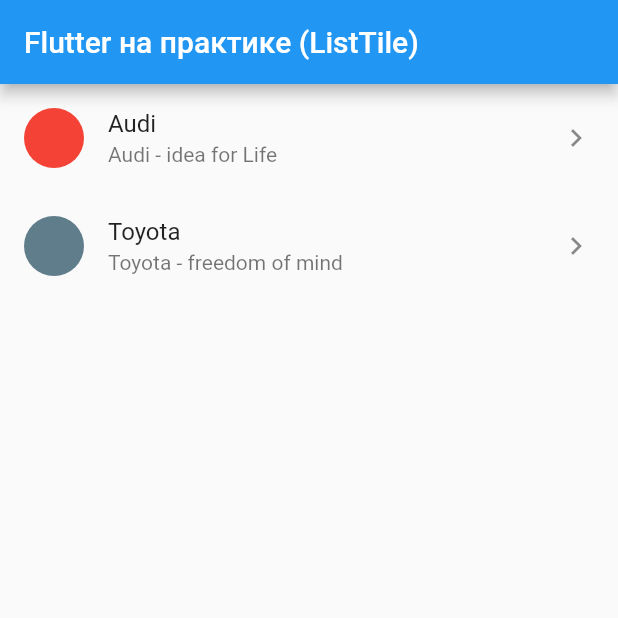
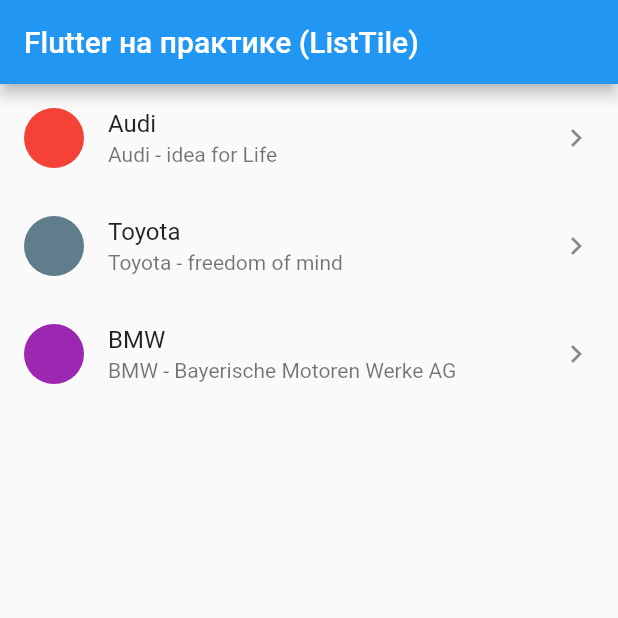
Before and after one commit to DoomHopes/list_title_flutter_app, a Flutter app: the screen it shows after launch, on a phone screen of 412 x 824 dp, the top half of it. Run offline on Flutter 3.47's test engine with Material 2 defaults, Android fonts, the phone set to English and light mode, and no system bars.

Commit message:
add list title

```diff
--- a/lib/main.dart
+++ b/lib/main.dart
@@ -50,6 +50,19 @@ class BodyWidget extends StatelessWidget {
           },
         ),
 
+        ListTile(  // Третий ListTile
+          leading: CircleAvatar(
+            backgroundColor: Colors.purple,
+          ),
+          title: Text('BMW'),
+          subtitle: Text('BMW - Bayerische Motoren Werke AG'),
+          trailing: Icon(Icons.keyboard_arrow_right), // Заменили иконку на стрелку вниз
+          onTap: () {
+            Scaffold.of(context).showSnackBar(SnackBar(content: Text('Hello BMW')));
+            print('Hello BMW'); // Заглушка выводит сообщение в консоль
+          },
+        ),
+
       ],
     );
   }
```
